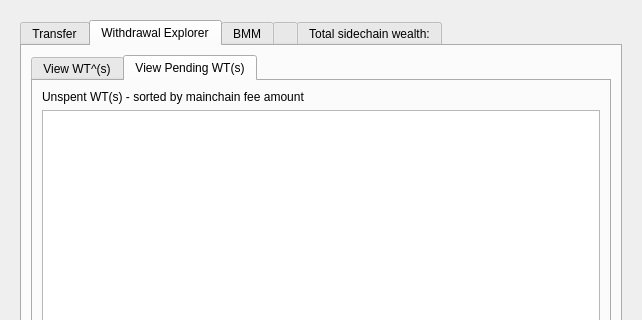
skydogenet/sidechains, file src/qt/forms/sidechainpage.ui: the form before one commit; both pictures show x 0 to 642 and y 0 to 320 of the 642 by 523 pixel window.
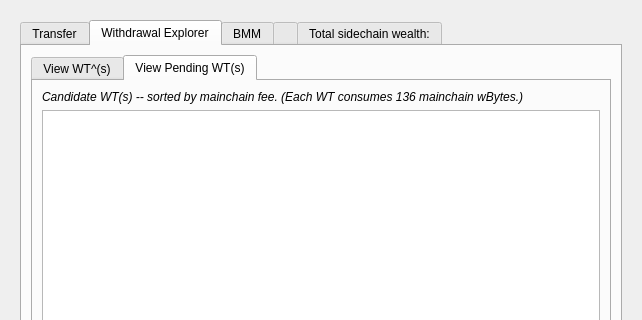
The form after the commit. The open tabs and pages were chosen to show the change. Icons and pictures are not drawn. Custom widgets are drawn as their Qt base class.

Commit message: Update WT table label

```diff
--- a/src/qt/forms/sidechainpage.ui
+++ b/src/qt/forms/sidechainpage.ui
@@ -919,8 +919,13 @@
               <layout class="QVBoxLayout" name="verticalLayout_4">
                <item>
                 <widget class="QLabel" name="label_34">
+                 <property name="font">
+                  <font>
+                   <italic>true</italic>
+                  </font>
+                 </property>
                  <property name="text">
-                  <string>Unspent WT(s) - sorted by mainchain fee amount</string>
+                  <string>Candidate WT(s) -- sorted by mainchain fee. (Each WT consumes 136 mainchain wBytes.)</string>
                  </property>
                 </widget>
                </item>
```
